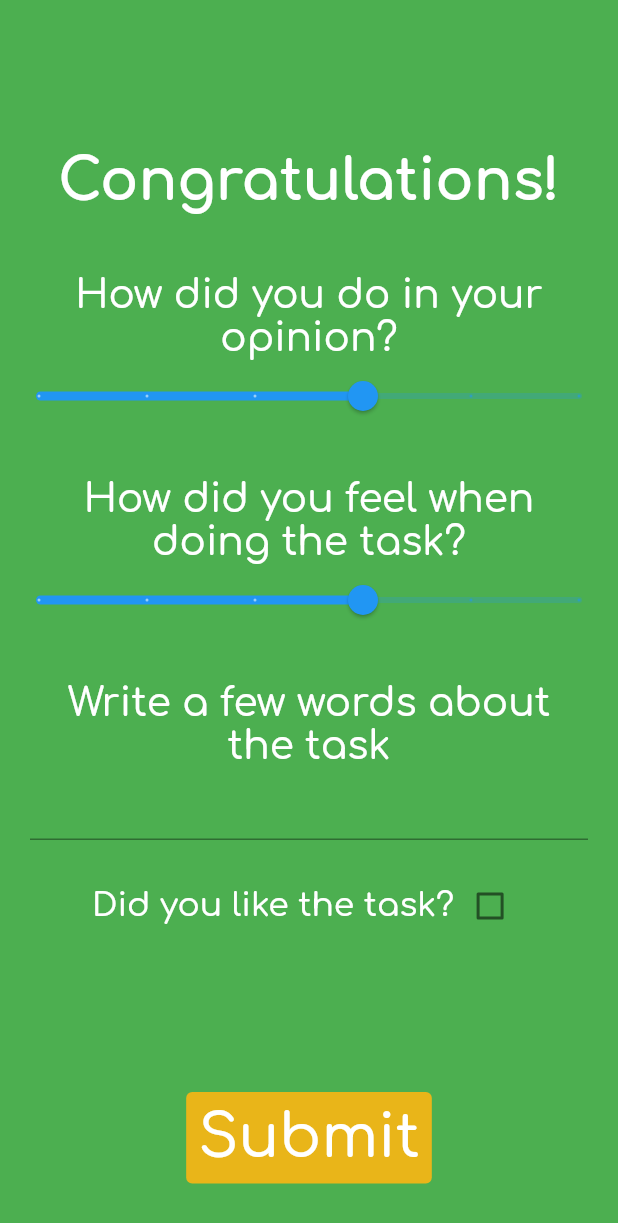
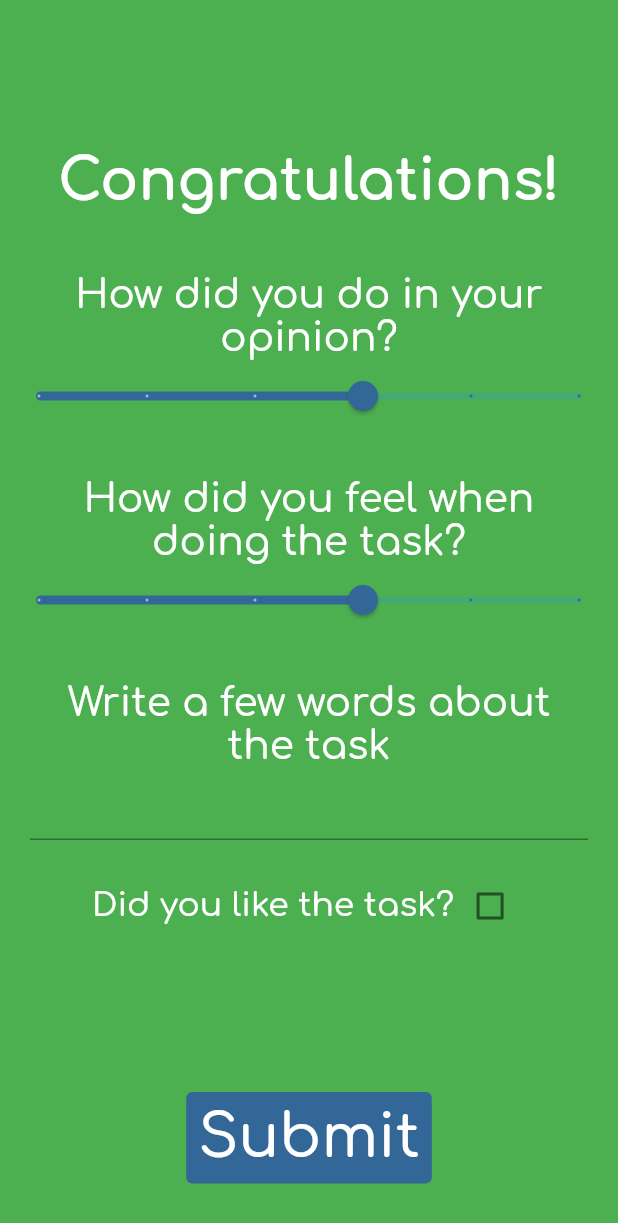
Before and after one commit to temevh/outhere, a Flutter app: the ReviewView screen opened directly, on a phone screen of 412 x 824 dp. Shown: the top 1223 px of the screen. Run offline on Flutter 3.47's test engine with Material 2 defaults, Android fonts, the phone set to English and light mode, and no system bars; our stand-ins replace google_fonts.

Commit message:
added final reviewView fields

```diff
--- a/lib/widgets/mainView/main_view.dart
+++ b/lib/widgets/mainView/main_view.dart
@@ -8,6 +8,8 @@ import 'package:outhere/widgets/mainView/main_text.dart';
 import 'package:outhere/widgets/mainView/main_buttons.dart';
 
 var rng = Random();
+
+var completed = false;
 
 class MainView extends StatefulWidget {
   const MainView({super.key});
--- a/lib/widgets/reviewView/failure_forms.dart
+++ b/lib/widgets/reviewView/failure_forms.dart
@@ -10,6 +10,6 @@ class FailureForm extends StatefulWidget {
 class _FailureFormState extends State<FailureForm> {
   @override
   Widget build(BuildContext context) {
-    return Text("FAILURE VIEW");
+    return const Text("FAILURE VIEW");
   }
 }
--- a/lib/widgets/reviewView/review_view.dart
+++ b/lib/widgets/reviewView/review_view.dart
@@ -29,6 +29,7 @@ class _ReviewViewState extends State<ReviewView> {
   @override
   Widget build(BuildContext context) {
     return Scaffold(
+      resizeToAvoidBottomInset: false,
       backgroundColor: bgColor,
       body: Center(
         child: Column(children: [
@@ -44,7 +45,7 @@ class _ReviewViewState extends State<ReviewView> {
             ),
           ),
           //const ReviewForms(),
-          widget.success ? SuccessForm() : FailureForm(),
+          widget.success ? const SuccessForm() : const FailureForm(),
         ]),
       ),
     );
--- a/lib/widgets/reviewView/success_forms.dart
+++ b/lib/widgets/reviewView/success_forms.dart
@@ -1,3 +1,5 @@
+// ignore_for_file: avoid_print
+
 import 'package:flutter/material.dart';
 import 'package:google_fonts/google_fonts.dart';
 
@@ -34,13 +36,13 @@ class _SuccessFormState extends State<SuccessForm> {
 
   @override
   Widget build(BuildContext context) {
-    final _formKey = GlobalKey<FormState>();
+    final formKey = GlobalKey<FormState>();
     // * Editing Controller
     final TextEditingController firstNameController = TextEditingController();
 
     return Center(
       child: Form(
-        key: _formKey,
+        key: formKey,
         child: Column(
           children: [
             Padding(
@@ -63,6 +65,7 @@ class _SuccessFormState extends State<SuccessForm> {
               min: 0,
               max: 10,
               divisions: 5,
+              activeColor: const Color.fromARGB(255, 51, 103, 151),
               label: sliderLabels[_currentDoSliderValue] ??
                   _currentDoSliderValue.toString(),
               onChanged: (double value) {
@@ -76,7 +79,7 @@ class _SuccessFormState extends State<SuccessForm> {
               child: Center(
                 child: Text(
                   "How did you feel when doing the task?",
-                  textAlign: TextAlign.center, // Align text in the center
+                  textAlign: TextAlign.center,
                   style: GoogleFonts.comfortaa(
                     textStyle: Theme.of(context).textTheme.displayLarge,
                     fontSize: 26,
@@ -91,6 +94,7 @@ class _SuccessFormState extends State<SuccessForm> {
               min: 0,
               max: 10,
               divisions: 5,
+              activeColor: const Color.fromARGB(255, 51, 103, 151),
               label: sliderLabels2[_currentFeelSliderValue] ??
                   _currentFeelSliderValue.toString(),
               onChanged: (double value) {
@@ -121,6 +125,7 @@ class _SuccessFormState extends State<SuccessForm> {
                         firstNameController.text = value!;
                       },
                       textInputAction: TextInputAction.done,
+                      style: const TextStyle(color: Colors.white),
                     )
                   ],
                 ),
@@ -162,9 +167,10 @@ class _SuccessFormState extends State<SuccessForm> {
                   print(_currentFeelSliderValue);
                   print(_writtenPart);
                   print(_likedTask);
+                  Navigator.pop(context);
                 },
                 style: ElevatedButton.styleFrom(
-                    backgroundColor: Color.fromARGB(255, 233, 181, 25)),
+                    backgroundColor: const Color.fromARGB(255, 51, 103, 151)),
                 child: Text(
                   "Submit",
                   style: GoogleFonts.comfortaa(
```
